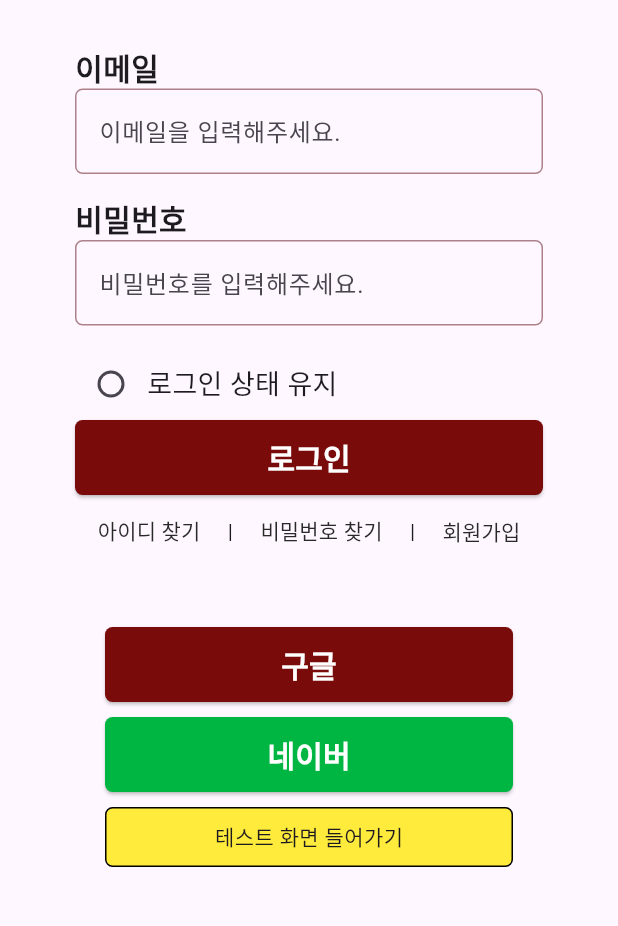
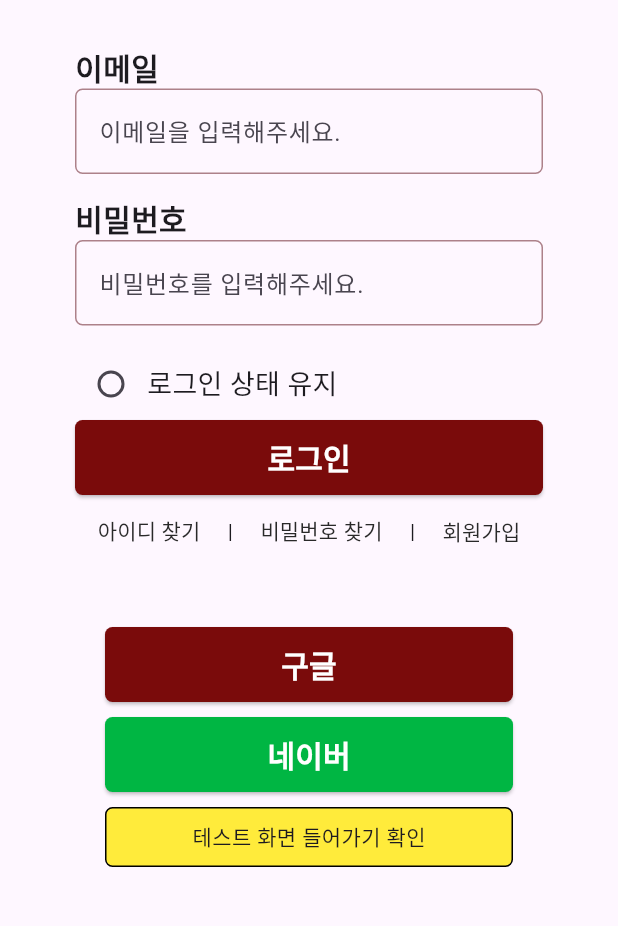
Before and after one commit to lee-giho/gachi_janchi, a Flutter app: the screen it shows after launch, on a phone screen of 412 x 824 dp, the part 300-1226 px from its top. Run offline on Flutter 3.47's test engine with Material 3 defaults, Android fonts, the phone set to English and light mode, and no system bars; our stand-ins replace cookie_jar, dio, dio_cookie_manager, flutter_dotenv, flutter_secure_storage, google_sign_in and 1 more; missing offline and left inert: flutter_naver_login, flutter_naver_map, qr_code_scanner_plus.

Commit message:
test commit2

```diff
--- a/front/lib/screens/login_screen.dart
+++ b/front/lib/screens/login_screen.dart
@@ -584,7 +584,7 @@ class _LoginScreenState extends State<LoginScreen> {
                               borderRadius: BorderRadius.circular(5),
                             ),
                             child: const Center(
-                              child: Text("테스트 화면 들어가기")
+                              child: Text("테스트 화면 들어가기 확인")
                             ),
                           ),
                         ],
```
